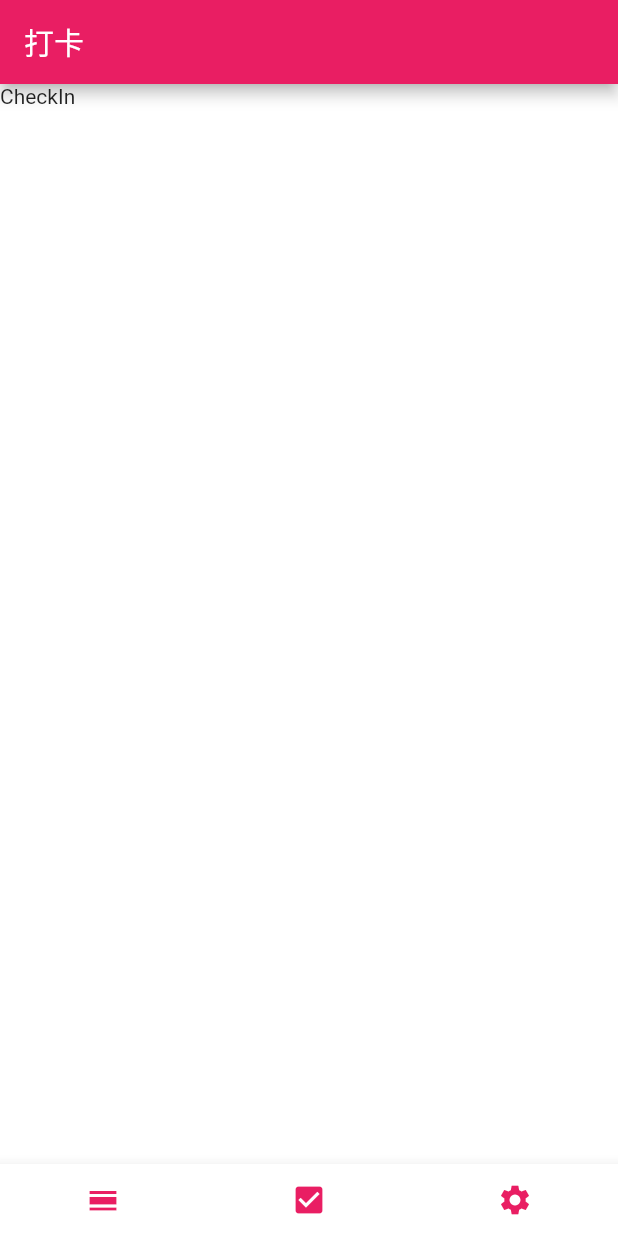
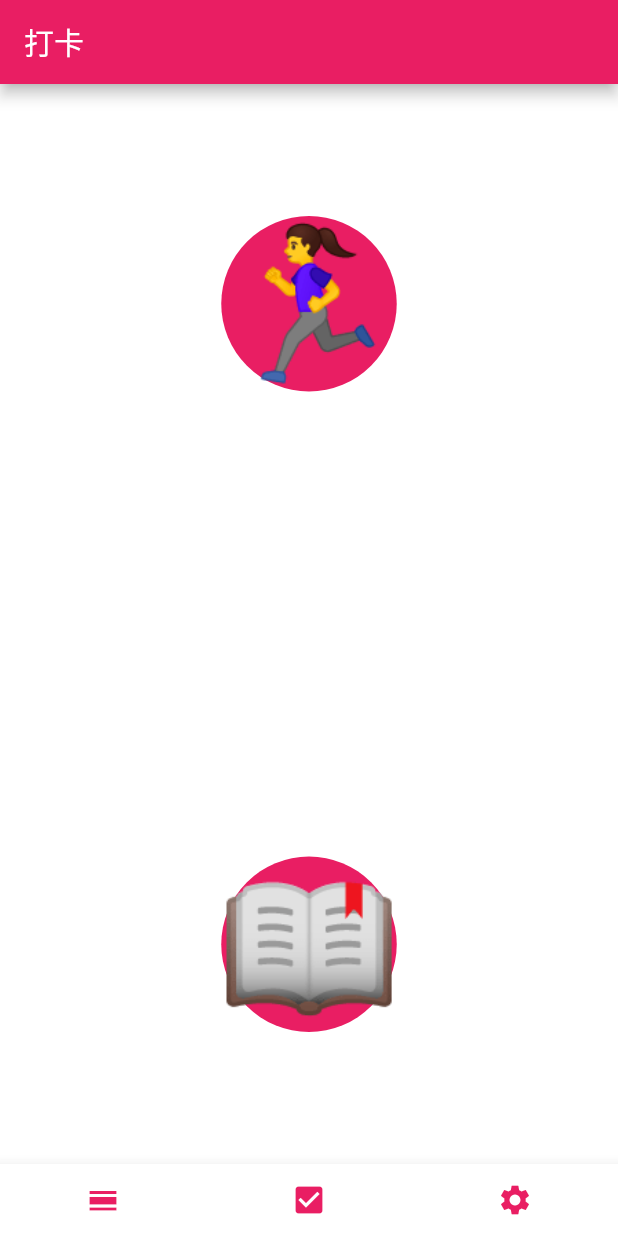
Before and after one commit to xiangwangfeng/RnR, a Flutter app: the screen it shows after launch, on a phone screen of 412 x 824 dp. Run offline on Flutter 3.47's test engine with Material 2 defaults, Android fonts, the light colour scheme and no system bars; our stand-ins replace tuple; missing offline and left inert: date_utils; statements that could not run were skipped.

Commit message:
完成界面

```diff
--- a/rnr/lib/pages/check.dart
+++ b/rnr/lib/pages/check.dart
@@ -7,7 +7,31 @@ class CheckInPageWidget extends StatelessWidget {
       appBar: AppBar(
         title: Text('打卡'),
       ),
-        body: Text('CheckIn')
+        body: Align(
+          alignment: Alignment.center,
+          child:Container(
+            margin: EdgeInsets.symmetric(vertical: 88),
+            child: Column(
+            mainAxisAlignment: MainAxisAlignment.spaceBetween,
+            children: <Widget>[
+              FlatButton(
+                color: Colors.pink,
+                onPressed: (){},
+                child: Text('🏃‍♀️',style: TextStyle(color: Colors.pink, fontSize: 100)),
+                shape: CircleBorder(
+                ),
+              ),
+              FlatButton(
+                color: Colors.pink,
+                onPressed: (){},
+                child: Text('📖',style: TextStyle(color: Colors.pink, fontSize: 100)),
+                shape: CircleBorder(
+                ),
+              ),
+            ],
+          )
+          )
+          ),
     );
    }
 
--- a/rnr/lib/pages/gender.dart
+++ b/rnr/lib/pages/gender.dart
@@ -12,8 +12,7 @@ class GenderPageWidget extends StatelessWidget {
       appBar: AppBar(
         title: Text('性别'),
       ),
-        body: SafeArea(
-      child: Align(
+        body: Align(
           alignment: Alignment.center,
           child:Container(
             margin: EdgeInsets.symmetric(vertical: 88),
@@ -28,7 +27,7 @@ class GenderPageWidget extends StatelessWidget {
           )
           )
           ),
-    ));
+    );
    }
 
    Widget _button(String title,VoidCallback callback) {
```
